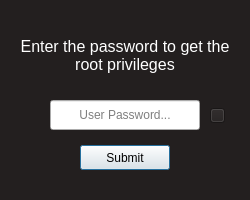
The window that guis/password_win.ui (dogaegeozden/ghostsurf) describes before a commit, drawn with Qt 5.
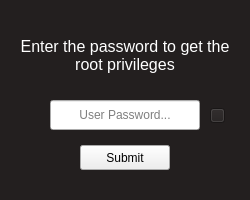
The same window after the commit. Icons and pictures are not drawn.

Commit message: Changed QDialogs with QWidgets

```diff
--- a/guis/password_win.ui
+++ b/guis/password_win.ui
@@ -1,7 +1,7 @@
 <?xml version="1.0" encoding="UTF-8"?>
 <ui version="4.0">
- <class>PasswordDialog</class>
- <widget class="QDialog" name="PasswordDialog">
+ <class>PasswordWindow</class>
+ <widget class="QWidget" name="PasswordWindow">
   <property name="geometry">
    <rect>
     <x>0</x>
@@ -36,7 +36,7 @@
     <normaloff>:/logos/ghostsurf.png</normaloff>:/logos/ghostsurf.png</iconset>
   </property>
   <property name="styleSheet">
-   <string notr="true">#PasswordDialog {
+   <string notr="true">#PasswordWindow {
 	background: #231f1f;
 }</string>
   </property>
```
Left out of the diff: 33 changed lines with no effect on the pictures. The commit also changes 6 other files.
